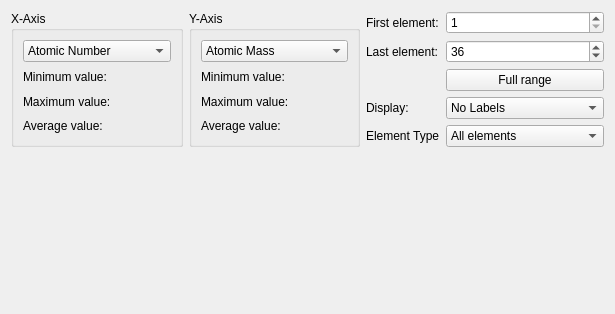
This is src/plotsetupwidget.ui in KDE/kalzium as Qt 5 draws it before an edit. The edited form follows.
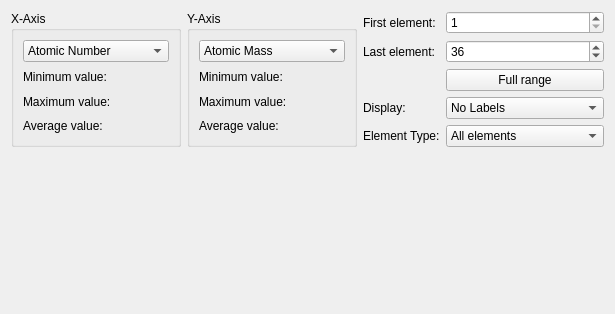
This is the edited form. Custom widgets are drawn as their Qt base class.

Patch:
```diff
--- a/src/plotsetupwidget.ui
+++ b/src/plotsetupwidget.ui
@@ -146,7 +146,7 @@
         </size>
        </property>
        <property name="text">
-        <string>Element Type</string>
+        <string>Element Type:</string>
        </property>
       </widget>
      </item>
```
